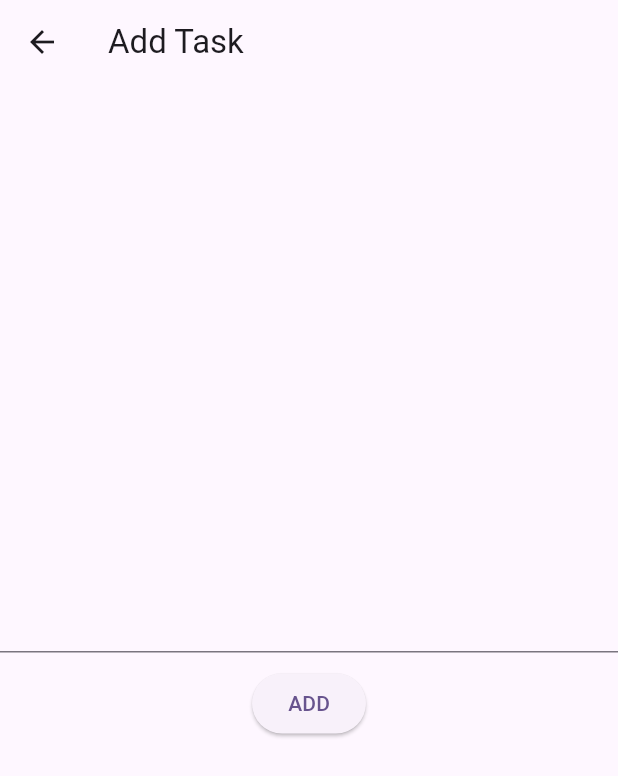
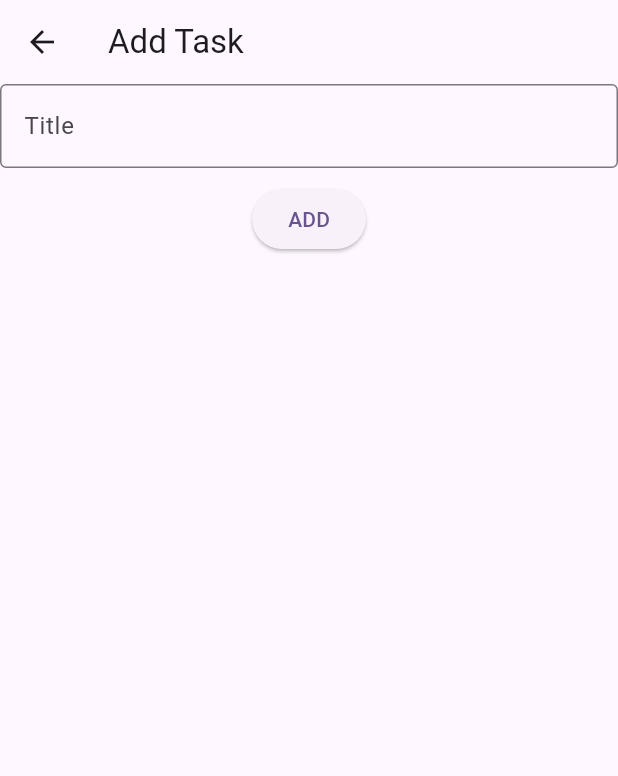
Before and after one commit to UzairZQ/flutterbloc-toDo, a Flutter app: the screen it shows after launch, after a tap on the "add" icon, on a phone screen of 412 x 824 dp. Shown: the top 776 px of the screen. Run offline on Flutter 3.47's test engine with Material 3 defaults, Android fonts, the phone set to English and light mode, and no system bars; our stand-ins replace flutter_bloc.

Commit message:
todo app with cubit completed

```diff
--- a/lib/add_task_page.dart
+++ b/lib/add_task_page.dart
@@ -1,4 +1,6 @@
+import 'package:bloc_todo/cubit/todo_cubit.dart';
 import 'package:flutter/material.dart';
+import 'package:flutter_bloc/flutter_bloc.dart';
 
 class AddTaskPage extends StatefulWidget {
   const AddTaskPage({super.key});
@@ -8,6 +10,7 @@ class AddTaskPage extends StatefulWidget {
 }
 
 class _AddTaskPageState extends State<AddTaskPage> {
+  TextEditingController todoTitleController = TextEditingController();
   @override
   Widget build(BuildContext context) {
     return Scaffold(
@@ -15,13 +18,23 @@ class _AddTaskPageState extends State<AddTaskPage> {
         title: const Text('Add Task'),
       ),
       body: Column(
-        mainAxisAlignment: MainAxisAlignment.center,
+        mainAxisAlignment: MainAxisAlignment.start,
         children: [
-          TextField(),
-          SizedBox(
+          TextField(
+              controller: todoTitleController,
+              decoration: const InputDecoration(
+                  hintText: 'Title', border: OutlineInputBorder())),
+          const SizedBox(
             height: 10,
           ),
-          ElevatedButton(onPressed: () {}, child: Text('ADD'))
+          ElevatedButton(
+              onPressed: () {
+                BlocProvider.of<TodoCubit>(context)
+                    .addTodo(todoTitleController.text.trim());
+
+                Navigator.of(context).pop();
+              },
+              child: const Text('ADD'))
         ],
       ),
     );
--- /dev/null
+++ b/lib/cubit/todo_cubit.dart
@@ -0,0 +1,29 @@
+import 'package:bloc_todo/models/todo_model.dart';
+import 'package:flutter_bloc/flutter_bloc.dart';
+
+class TodoCubit extends Cubit<List<Todo>> {
+  TodoCubit() : super([]);
+
+  void addTodo(String title) {
+    if (title.isEmpty) {
+      addError('title cannot be empty');
+      return;
+    }
+    final todo = Todo(name: title, createdAt: DateTime.now());
+
+    emit([...state, todo]);
+  }
+
+  @override
+  void onChange(Change<List<Todo>> change) {
+    super.onChange(change);
+    print('Todo Cubit - $change');
+  }
+
+  @override
+  void onError(Object error, StackTrace stackTrace) {
+    // TODO: implement onError
+    super.onError(error, stackTrace);
+    print('Todo Cubit - $error');
+  }
+}
--- a/lib/homepage.dart
+++ b/lib/homepage.dart
@@ -1,5 +1,8 @@
 import 'package:bloc_todo/add_task_page.dart';
+import 'package:bloc_todo/cubit/todo_cubit.dart';
+import 'package:bloc_todo/models/todo_model.dart';
 import 'package:flutter/material.dart';
+import 'package:flutter_bloc/flutter_bloc.dart';
 
 class MyHomePage extends StatefulWidget {
   const MyHomePage({super.key, required this.title});
@@ -18,16 +21,23 @@ class _MyHomePageState extends State<MyHomePage> {
         backgroundColor: Theme.of(context).colorScheme.inversePrimary,
         title: Text(widget.title),
       ),
-      body: Center(
-        child: Column(
-          mainAxisAlignment: MainAxisAlignment.center,
-          children: <Widget>[],
-        ),
-      ),
+      body: Center(child: BlocBuilder<TodoCubit, List<Todo>>(
+        builder: (context, todos) {
+          return ListView.builder(
+              itemCount: todos.length,
+              itemBuilder: (context, index) {
+                final todo = todos[index];
+
+                return ListTile(
+                  title: Text(todo.name),
+                );
+              });
+        },
+      )),
       floatingActionButton: FloatingActionButton(
         onPressed: () {
           Navigator.push(context, MaterialPageRoute(builder: (context) {
-            return AddTaskPage();
+            return const AddTaskPage();
           }));
         },
         tooltip: 'Add Task',
--- a/lib/main.dart
+++ b/lib/main.dart
@@ -1,5 +1,8 @@
+import 'package:bloc_todo/add_task_page.dart';
+import 'package:bloc_todo/cubit/todo_cubit.dart';
 import 'package:bloc_todo/homepage.dart';
 import 'package:flutter/material.dart';
+import 'package:flutter_bloc/flutter_bloc.dart';
 
 void main() {
   runApp(const MyApp());
@@ -11,14 +14,20 @@ class MyApp extends StatelessWidget {
   // This widget is the root of your application.
   @override
   Widget build(BuildContext context) {
-    return MaterialApp(
-      title: 'Todo with BloC',
-      theme: ThemeData(
-
-        colorScheme: ColorScheme.fromSeed(seedColor: Colors.deepPurple),
-        useMaterial3: true,
+    return BlocProvider(
+      create: (context) => TodoCubit(),
+      child: MaterialApp(
+        initialRoute: '/',
+        routes: {
+          '/': (_) => const MyHomePage(title: 'ToDo with BloC'),
+          '/add-todo': (_) => const AddTaskPage()
+        },
+        title: 'Todo with BloC',
+        theme: ThemeData(
+          colorScheme: ColorScheme.fromSeed(seedColor: Colors.deepPurple),
+          useMaterial3: true,
+        ),
       ),
-      home: const MyHomePage(title: 'ToDo with BloC'),
     );
   }
 }
--- /dev/null
+++ b/lib/models/todo_model.dart
@@ -0,0 +1,12 @@
+// ignore_for_file: public_member_api_docs, sort_constructors_first
+class Todo {
+  final String name;
+  final DateTime createdAt;
+  Todo({
+    required this.name,
+    required this.createdAt,
+  });
+
+  @override
+  String toString() => 'Todo(name: $name, createdAt: $createdAt)';
+}
--- a/pubspec.yaml
+++ b/pubspec.yaml
@@ -35,6 +35,7 @@ dependencies:
   # The following adds the Cupertino Icons font to your application.
   # Use with the CupertinoIcons class for iOS style icons.
   cupertino_icons: ^1.0.2
+  flutter_bloc: ^8.1.5
 
 dev_dependencies:
   flutter_test:
```
Also changed, not shown: pubspec.lock.
